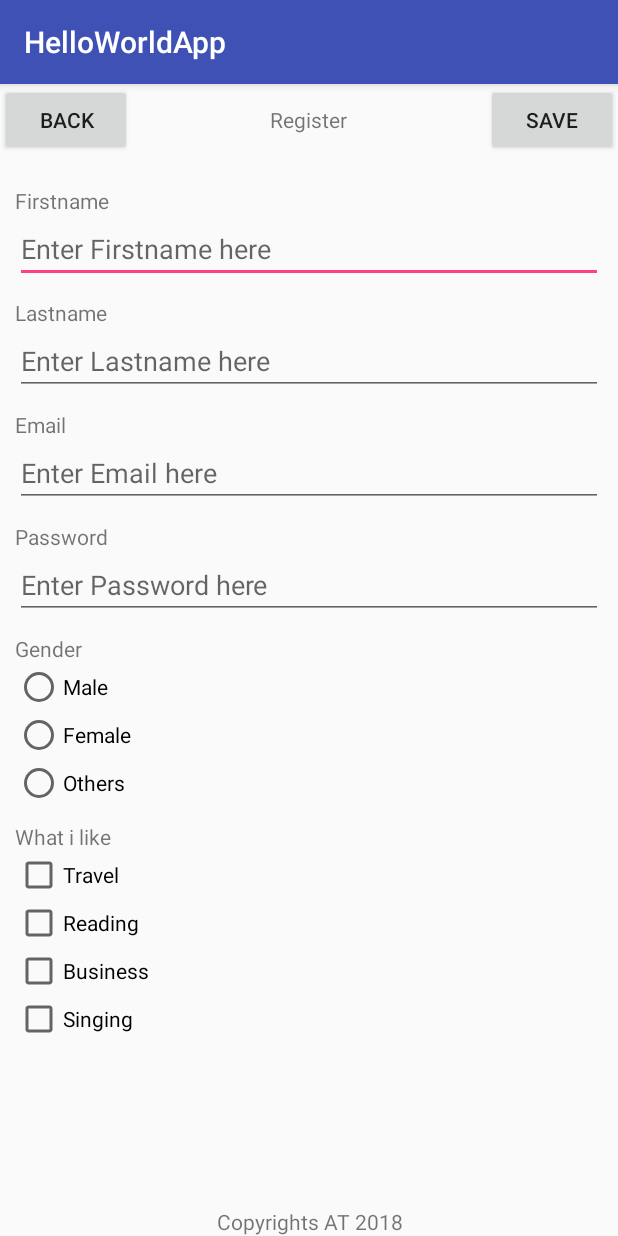
After one commit to Nitinkmr/java4, an Android app: the RelActivity screen opened directly, with no data from a screen before it, on a phone screen of 412 x 824 dp. The commit adds this screen. Run offline under Robolectric (Android 15) with nearby library versions, the phone set to English and light mode, and no system bars.

Commit message:
bundle example

```diff
--- a/app/src/main/AndroidManifest.xml
+++ b/app/src/main/AndroidManifest.xml
@@ -9,13 +9,15 @@
         android:roundIcon="@mipmap/ic_launcher_round"
         android:supportsRtl="true"
         android:theme="@style/AppTheme">
-        <activity android:name=".MainActivity">
+        <activity android:name=".LoginActivity">
             <intent-filter>
                 <action android:name="android.intent.action.MAIN" />
 
                 <category android:name="android.intent.category.LAUNCHER" />
             </intent-filter>
         </activity>
+        <activity android:name=".RelActivity" />
+        <activity android:name=".MainActivity"></activity>
     </application>
 
 </manifest>
--- /dev/null
+++ b/app/src/main/java/ex/niit/dev/helloworldapp/RelActivity.java
@@ -0,0 +1,28 @@
+package ex.niit.dev.helloworldapp;
+
+import android.support.v7.app.AppCompatActivity;
+import android.os.Bundle;
+import android.view.View;
+import android.widget.EditText;
+
+public class RelActivity extends AppCompatActivity {
+
+    @Override
+    protected void onCreate(Bundle savedInstanceState) {
+        super.onCreate(savedInstanceState);
+        setContentView(R.layout.activity_rel);
+        EditText emailEditText = (EditText)findViewById(R.id.emailEditText);
+
+        Bundle bundle = getIntent().getExtras();
+
+        if (bundle != null){
+            String emailTxt = bundle.getString(Util.EMAIL);
+            emailEditText.setText(emailTxt);
+        }
+
+    }
+
+    public void onBackBtnPressed(View view){
+        finish();
+    }
+}
--- /dev/null
+++ b/app/src/main/java/ex/niit/dev/helloworldapp/Util.java
@@ -0,0 +1,6 @@
+package ex.niit.dev.helloworldapp;
+
+public class Util {
+
+    public static final String EMAIL = "email";
+}
--- /dev/null
+++ b/app/src/main/res/layout/activity_rel.xml
@@ -0,0 +1,198 @@
+<?xml version="1.0" encoding="utf-8"?>
+<RelativeLayout xmlns:android="http://schemas.android.com/apk/res/android"
+    xmlns:app="http://schemas.android.com/apk/res-auto"
+    xmlns:tools="http://schemas.android.com/tools"
+    android:layout_width="match_parent"
+    android:layout_height="match_parent"
+    tools:context=".RelActivity">
+
+    <RelativeLayout
+        android:id="@+id/header"
+        android:layout_width="match_parent"
+        android:layout_height="wrap_content"
+        android:layout_alignParentTop="true">
+
+        <Button
+            android:id="@+id/backBtn"
+            android:layout_width="wrap_content"
+            android:layout_height="wrap_content"
+            android:layout_alignParentLeft="true"
+            android:text="Back"
+            android:onClick="onBackBtnPressed"
+            />
+
+        <Button
+            android:id="@+id/saveBtn"
+            android:layout_width="wrap_content"
+            android:layout_height="wrap_content"
+            android:layout_alignParentRight="true"
+            android:text="Save" />
+
+        <TextView
+            android:layout_width="wrap_content"
+            android:layout_height="wrap_content"
+            android:layout_centerInParent="true"
+            android:text="Register" />
+
+    </RelativeLayout>
+
+    <ScrollView
+        android:layout_width="match_parent"
+        android:layout_height="wrap_content"
+        android:layout_below="@+id/header"
+        android:layout_above="@+id/footer"
+        >
+
+        <LinearLayout
+            android:layout_width="match_parent"
+            android:layout_height="match_parent"
+            android:orientation="vertical"
+            android:padding="10dp"
+            >
+
+            <TextView
+                android:layout_width="match_parent"
+                android:layout_height="wrap_content"
+                android:text="Firstname"
+                android:layout_marginTop="10dp"
+                />
+
+            <EditText
+                android:layout_width="match_parent"
+                android:layout_height="wrap_content"
+                android:hint="Enter Firstname here"
+                android:id="@+id/firstNameEditText"
+                android:inputType="textPersonName"
+                />
+
+            <TextView
+                android:layout_width="match_parent"
+                android:layout_height="wrap_content"
+                android:text="Lastname"
+                android:layout_marginTop="10dp"
+                />
+
+            <EditText
+                android:layout_width="match_parent"
+                android:layout_height="wrap_content"
+                android:hint="Enter Lastname here"
+                android:id="@+id/lastNameEditText"
+                android:inputType="textPersonName"
+                />
+
+            <TextView
+                android:layout_width="match_parent"
+                android:layout_height="wrap_content"
+                android:text="Email"
+                android:layout_marginTop="10dp"
+                />
+
+            <EditText
+                android:layout_width="match_parent"
+                android:layout_height="wrap_content"
+                android:hint="Enter Email here"
+                android:id="@+id/emailEditText"
+                android:inputType="textEmailAddress"
+                />
+            <TextView
+                android:layout_width="match_parent"
+                android:layout_height="wrap_content"
+                android:text="Password"
+                android:layout_marginTop="10dp"
+                />
+
+            <EditText
+                android:layout_width="match_parent"
+                android:layout_height="wrap_content"
+                android:hint="Enter Password here"
+                android:id="@+id/passWordEditText"
+                android:inputType="textPassword"
+                />
+
+            <TextView
+                android:layout_width="wrap_content"
+                android:layout_height="wrap_content"
+                android:text="Gender"
+                android:layout_marginTop="10dp"
+                />
+
+            <RadioGroup
+                android:layout_width="match_parent"
+                android:layout_height="wrap_content"
+                android:orientation="vertical"
+                >
+
+                <RadioButton
+                    android:layout_width="match_parent"
+                    android:layout_height="wrap_content"
+                    android:text="Male"
+                    android:id="@+id/maleRdBtn"
+                    />
+
+                <RadioButton
+                    android:layout_width="match_parent"
+                    android:layout_height="wrap_content"
+                    android:text="Female"
+                    android:id="@+id/femaleRdBtn"
+                    />
+
+                <RadioButton
+                    android:layout_width="match_parent"
+                    android:layout_height="wrap_content"
+                    android:text="Others"
+                    android:id="@+id/othRdBtn"
+                    />
+
+            </RadioGroup>
+
+            <TextView
+                android:layout_width="match_parent"
+                android:layout_height="wrap_content"
+                android:text="What i like"
+                android:layout_marginTop="10dp"
+                />
+
+            <CheckBox
+                android:layout_width="match_parent"
+                android:layout_height="wrap_content"
+                android:id="@+id/travelChkBox"
+                android:text="Travel"
+                />
+
+            <CheckBox
+                android:layout_width="match_parent"
+                android:layout_height="wrap_content"
+                android:id="@+id/readingChkBox"
+                android:text="Reading"
+                />
+
+            <CheckBox
+                android:layout_width="match_parent"
+                android:layout_height="wrap_content"
+                android:id="@+id/bizChkBox"
+                android:text="Business"
+                />
+
+            <CheckBox
+                android:layout_width="match_parent"
+                android:layout_height="wrap_content"
+                android:id="@+id/singingChkBox"
+                android:text="Singing"
+                />
+
+
+        </LinearLayout>
+    </ScrollView>
+
+
+
+    <TextView
+        android:id="@+id/footer"
+        android:layout_width="match_parent"
+        android:layout_height="wrap_content"
+        android:layout_alignParentBottom="true"
+        android:gravity="center"
+        android:text="Copyrights AT 2018" />
+
+
+</RelativeLayout>
```
Also changed, not shown: app/src/main/java/ex/niit/dev/helloworldapp/LoginActivity.java (added, +25 -0 lines), app/src/main/java/ex/niit/dev/helloworldapp/MainActivity.java (+8 -8 lines), app/src/main/java/ex/niit/dev/helloworldapp/OnCustomClickListener.java (added, +8 -0 lines), app/src/main/res/layout/activity_login.xml (added, +69 -0 lines).
